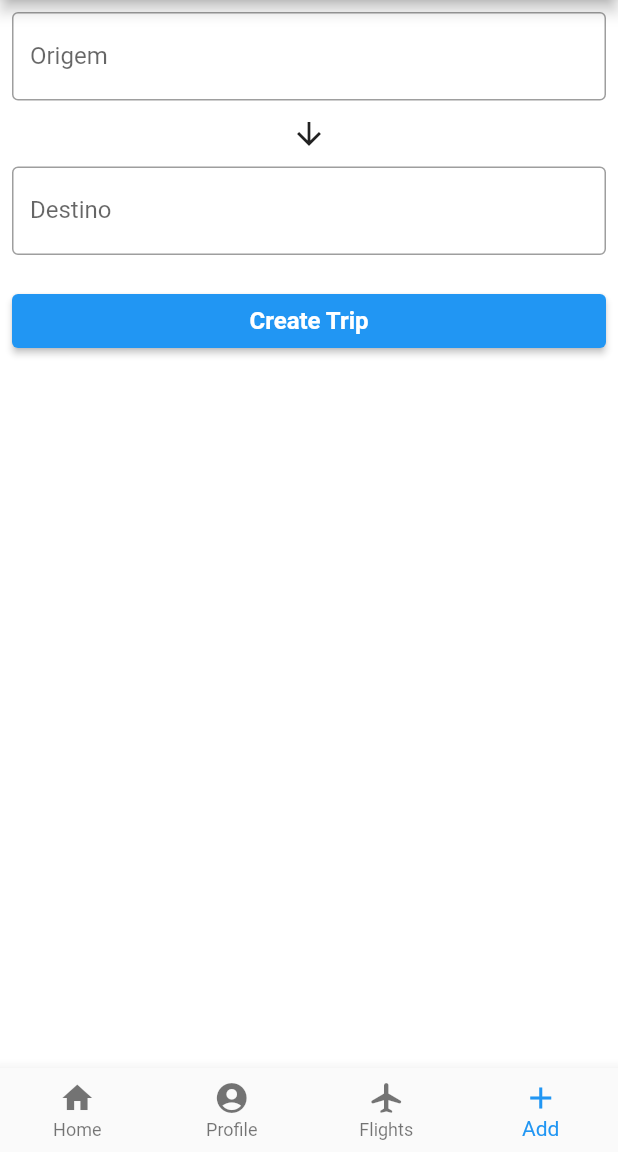
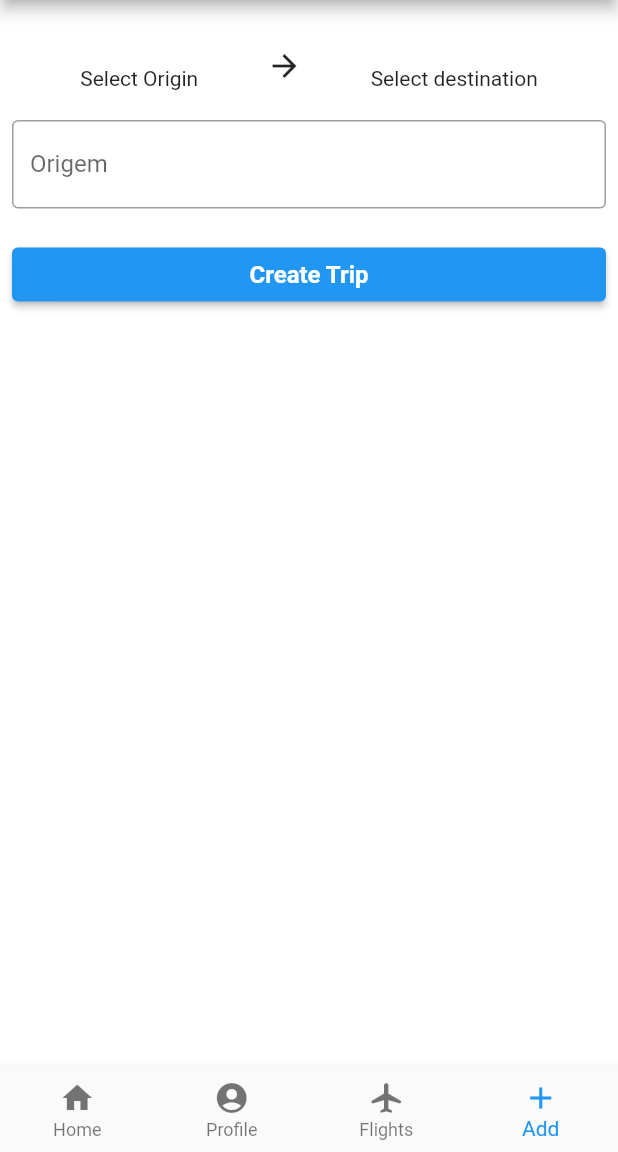
Before and after one commit to kidmortal/bovua, a Flutter app: the screen it shows once a user with an empty profile is signed in, item 4 of the bottom bar chosen, after a tap on "Create Trip", on a phone screen of 412 x 824 dp, the part 84-1236 px from its top. Run offline on Flutter 3.47's test engine with Material 2 defaults, Android fonts, the light colour scheme and no system bars; drawn by our look-alikes of flutter_typeahead; our stand-ins replace cloud_firestore, firebase_analytics, firebase_auth, firebase_core, firebase_messaging, firebase_remote_config and 2 more; missing offline and left inert: dart:ffi; accounts and stored records are empty; network calls fail.

Commit message:
mais coisa

```diff
--- a/lib/models/trip.dart
+++ b/lib/models/trip.dart
@@ -3,36 +3,25 @@ import "package:json_annotation/json_annotation.dart";
 part 'trip.g.dart';
 
 @JsonSerializable()
-class Trip {
+class FirestoreTrip {
   String? from;
   String? fromIata;
   String? to;
   String? toIata;
 
-  Trip({this.from = "", this.to = "", this.fromIata = "", this.toIata = ""});
-  factory Trip.fromJson(Map<String, dynamic> json) => _$TripFromJson(json);
-  Map<String, dynamic> toJson() => _$TripToJson(this);
+  FirestoreTrip(
+      {this.from = "", this.to = "", this.fromIata = "", this.toIata = ""});
+  factory FirestoreTrip.fromJson(Map<String, dynamic> json) =>
+      _$FirestoreTripFromJson(json);
+  Map<String, dynamic> toJson() => _$FirestoreTripToJson(this);
 }
 
-class Trips {
-  List<Trip>? trips;
+@JsonSerializable()
+class FirestoreTrips {
+  List<FirestoreTrip>? trips;
 
-  Trips({this.trips});
-
-  Trips.fromJson(Map<String, dynamic> json) {
-    if (json['trips'] != null) {
-      trips = <Trip>[];
-      json['trips'].forEach((v) {
-        trips!.add(new Trip.fromJson(v));
-      });
-    }
-  }
-
-  Map<String, dynamic> toJson() {
-    final Map<String, dynamic> data = new Map<String, dynamic>();
-    if (this.trips != null) {
-      data['trips'] = this.trips!.map((v) => v.toJson()).toList();
-    }
-    return data;
-  }
+  FirestoreTrips({this.trips});
+  factory FirestoreTrips.fromJson(Map<String, dynamic> json) =>
+      _$FirestoreTripsFromJson(json);
+  Map<String, dynamic> toJson() => _$FirestoreTripsToJson(this);
 }
--- a/lib/pages/home_page.dart
+++ b/lib/pages/home_page.dart
@@ -4,6 +4,7 @@ import 'package:bovua/services/global_config_service.dart';
 import 'package:bovua/widgets/bottom_nav_bar.dart';
 import 'package:bovua/widgets/page_app_bar.dart';
 import 'package:bovua/widgets/trip_group.dart';
+import 'package:bovua/widgets/trip_list.dart';
 import 'package:firebase_auth/firebase_auth.dart';
 import 'package:flutter/material.dart';
 
@@ -15,7 +16,7 @@ class HomePage extends StatefulWidget {
 }
 
 class _HomePageState extends State<HomePage> {
-  Trips? _trips;
+  FirestoreTrips? _trips;
 
   Future signOut() async {
     await FirebaseAuth.instance.signOut();
@@ -25,50 +26,43 @@ class _HomePageState extends State<HomePage> {
     final userId = FirebaseAuth.instance.currentUser?.uid;
     if (userId != null) {
       final trips = await FirestoreService().getUserTrips(userId);
-      setState(() {
-        _trips = trips;
-      });
+      final notEmpty = trips.trips?.isNotEmpty ?? false;
+      if (notEmpty) {
+        setState(() => _trips = trips);
+      }
+    }
+  }
+
+  deleteTrip(FirestoreTrip trip) async {
+    final userId = FirebaseAuth.instance.currentUser?.uid;
+    if (userId != null) {
+      await FirestoreService().deleteTrip(userId, trip);
+      await getData();
     }
   }
 
   @override
+  void initState() {
+    super.initState();
+    getData();
+  }
+
+  @override
   Widget build(BuildContext context) {
-    return Column(
+    return Padding(
+      padding: const EdgeInsets.only(top: 10),
+      child: Column(
         mainAxisAlignment: MainAxisAlignment.start,
         children: [
           if (_trips != null)
             Expanded(
-            child: ListView.builder(
-              itemCount: _trips!.trips?.length,
-              itemBuilder: (context, index) {
-                final trip = _trips!.trips![index];
-                return Dismissible(
-                  background: Container(
-                    color: Colors.red,
-                    child: const Align(
-                      alignment: Alignment.centerRight,
-                      child: Padding(
-                        padding: const EdgeInsets.all(8.0),
-                        child: Icon(
-                          Icons.delete,
-                          color: Colors.white,
-                        ),
-                      ),
-                    ),
-                  ),
-                  key: Key(trip.fromIata ?? ""),
-                  child: TripGroup(trip: trip),
-                  onDismissed: (direction) {
-                    // Remove the item from the data source.
-                    setState(() {
-                      _trips?.trips?.removeAt(index);
-                    });
-                  },
-                );
-              },
+              child: TripList(
+                trips: _trips,
+                onDismissed: (trip) => deleteTrip(trip),
               ),
             ),
         ],
+      ),
     );
   }
 }
--- a/lib/services/firestore_service.dart
+++ b/lib/services/firestore_service.dart
@@ -4,9 +4,21 @@ import 'package:cloud_firestore/cloud_firestore.dart';
 class FirestoreService {
   final instance = FirebaseFirestore.instance;
 
-  Future getUserTrips(String userId) async {
+  Future<FirestoreTrips> getUserTrips(String userId) async {
     final Response = await instance.collection('users').doc(userId).get();
-    Trips trips = Trips.fromJson(Response.data() ?? {});
+    FirestoreTrips trips = FirestoreTrips.fromJson(Response.data() ?? {});
     return trips;
   }
+
+  addTripToUser(String userId, FirestoreTrip trip) async {
+    await instance.collection('users').doc(userId).update({
+      'trips': FieldValue.arrayUnion([trip.toJson()]),
+    });
+  }
+
+  deleteTrip(String userId, FirestoreTrip trip) async {
+    await instance.collection('users').doc(userId).update({
+      'trips': FieldValue.arrayRemove([trip.toJson()]),
+    });
+  }
 }
--- a/lib/widgets/auto_complete.dart
+++ b/lib/widgets/auto_complete.dart
@@ -1,3 +1,4 @@
+import 'package:bovua/models/trip.dart';
 import 'package:bovua/services/passagens_service.dart';
 import 'package:flutter/cupertino.dart';
 import 'package:flutter/material.dart';
@@ -6,8 +7,13 @@ import 'package:flutter/src/widgets/framework.dart';
 import 'package:flutter_typeahead/flutter_typeahead.dart';
 
 class AutoComplete extends StatelessWidget {
-  AutoComplete({Key? key, required this.label}) : super(key: key);
+  AutoComplete({
+    Key? key,
+    required this.label,
+    required this.onSelected,
+  }) : super(key: key);
 
+  final Function(String iata, String description) onSelected;
   String label;
 
   @override
@@ -38,7 +44,7 @@ class AutoComplete extends StatelessWidget {
         );
       },
       onSuggestionSelected: (suggestion) {
-        print(suggestion);
+        onSelected(suggestion[0], suggestion[1]);
       },
     );
   }
--- a/lib/widgets/new_trip_form.dart
+++ b/lib/widgets/new_trip_form.dart
@@ -1,6 +1,9 @@
 import 'package:bovua/models/trip.dart';
+import 'package:bovua/services/firestore_service.dart';
 import 'package:bovua/services/passagens_service.dart';
 import 'package:bovua/widgets/auto_complete.dart';
+import 'package:bovua/widgets/trip_label.dart';
+import 'package:firebase_auth/firebase_auth.dart';
 import 'package:flutter/cupertino.dart';
 import 'package:flutter/material.dart';
 import 'package:flutter/src/foundation/key.dart';
@@ -14,26 +17,56 @@ class NewTripForm extends StatefulWidget {
 }
 
 class _NewTripFormState extends State<NewTripForm> {
-  Trips? _trips;
+  FirestoreTrips? _trips;
+  String tripOrigin = "Select Origin";
+  String tripOriginIata = "";
+  String tripDestination = "Select destination";
+  String tripDestinationIata = "";
 
   Future createTrip() async {
-    var Response = await PassagensService.getSuggestions("Guaru");
-    print(Response[0][1]);
+    final trip = FirestoreTrip(
+      from: tripOrigin,
+      fromIata: tripOriginIata,
+      to: tripDestination,
+      toIata: tripDestinationIata,
+    );
+    if (FirebaseAuth.instance.currentUser != null) {
+      await FirestoreService()
+          .addTripToUser(FirebaseAuth.instance.currentUser?.uid ?? "", trip);
+    }
+  }
+
+  selectOption(String iata, String description) {
+    if (tripOriginIata == "") {
+      setState(() {
+        tripOrigin = description;
+        tripOriginIata = iata;
+      });
+    } else {
+      setState(() {
+        tripDestination = description;
+        tripDestinationIata = iata;
+      });
+    }
   }
 
   @override
   Widget build(BuildContext context) {
     return Column(
       children: [
+        const SizedBox(height: 20),
+        Row(
+          mainAxisAlignment: MainAxisAlignment.spaceEvenly,
+          children: [
+            TripLabel(label: tripOriginIata, description: tripOrigin),
+            Icon(Icons.arrow_forward),
+            TripLabel(label: tripDestinationIata, description: tripDestination),
+          ],
+        ),
+        const SizedBox(height: 20),
         AutoComplete(
           label: "Origem",
-        ),
-        const Padding(
-          padding: EdgeInsets.symmetric(vertical: 10),
-          child: Icon(Icons.arrow_downward),
-        ),
-        AutoComplete(
-          label: "Destino",
+          onSelected: selectOption,
         ),
         const SizedBox(height: 20),
         ElevatedButton(
--- a/lib/widgets/trip_group.dart
+++ b/lib/widgets/trip_group.dart
@@ -4,14 +4,14 @@ import 'package:flutter/material.dart';
 class TripGroup extends StatelessWidget {
   TripGroup({Key? key, required this.trip}) : super(key: key);
 
-  Trip trip;
+  FirestoreTrip trip;
 
   @override
   Widget build(BuildContext context) {
     return Padding(
-      padding: EdgeInsets.symmetric(horizontal: 16),
+      padding: EdgeInsets.all(16),
       child: Row(
-        mainAxisAlignment: MainAxisAlignment.spaceBetween,
+        mainAxisAlignment: MainAxisAlignment.spaceEvenly,
         children: [
           Group(
             airport: trip.from,
--- /dev/null
+++ b/lib/widgets/trip_label.dart
@@ -0,0 +1,28 @@
+import 'package:flutter/cupertino.dart';
+import 'package:flutter/src/foundation/key.dart';
+import 'package:flutter/src/widgets/framework.dart';
+
+class TripLabel extends StatelessWidget {
+  TripLabel(
+      {Key? key,
+      required this.label,
+      required this.description,
+      this.highLight})
+      : super(key: key);
+
+  String label;
+  String description;
+  bool? highLight;
+
+  @override
+  Widget build(BuildContext context) {
+    return Column(
+      children: [
+        Text(label),
+        Text(description.length > 20
+            ? description.substring(0, 20) + "..."
+            : description)
+      ],
+    );
+  }
+}
--- a/pubspec.yaml
+++ b/pubspec.yaml
@@ -45,6 +45,7 @@ dependencies:
   flutter_local_notifications: ^9.6.0
   json_annotation: ^4.4.0
   firebase_remote_config: ^2.0.8
+  flutter_spinkit: ^5.1.0
 
 dev_dependencies:
   build_runner: ^2.0.0
```
Also changed, not shown: lib/pages/profile_page.dart (+13 -0 lines), lib/widgets/trip_list.dart (added, +57 -0 lines), lib/models/trip.g.dart, pubspec.lock, 1 other file. Lines whose indentation alone changed are shown as unchanged.
